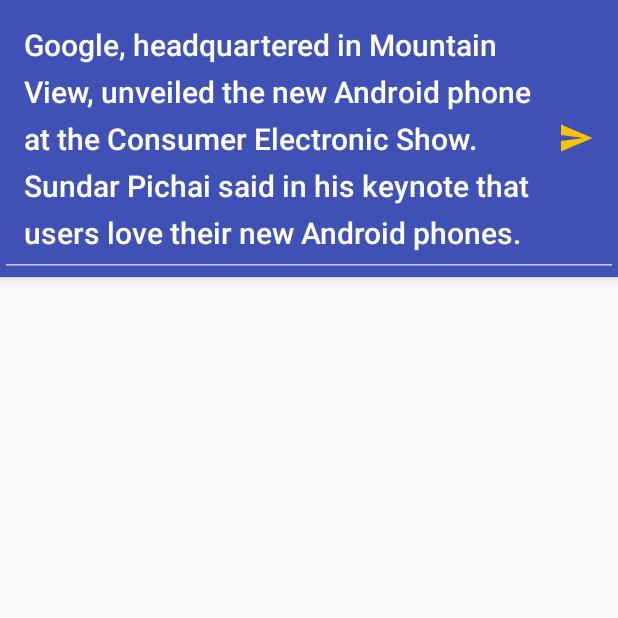
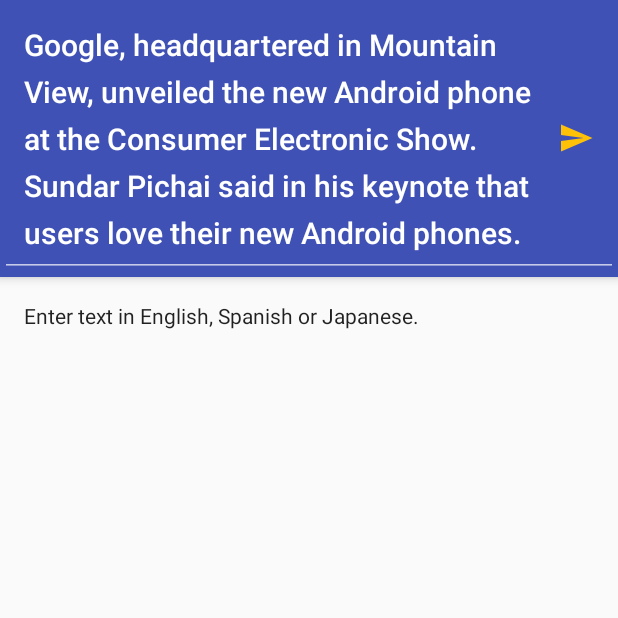
Before and after one commit to GoogleCloudPlatform/android-docs-samples, an Android app: the screen it shows after launch (MainActivity), on a phone screen of 412 x 824 dp, the top half of it. Run offline under Robolectric (Android 15) with nearby library versions, the phone set to English and light mode, and no system bars; our stand-ins replace FlexboxLayout; libraries missing offline, so code that uses them is left out: com.google.api.client, com.google.api.services; 5 statements that could not run were skipped.

Commit message:
Add an introductory message

```diff
--- a/nl/Language/app/src/main/res/layout/activity_main.xml
+++ b/nl/Language/app/src/main/res/layout/activity_main.xml
@@ -80,6 +80,14 @@
         android:layout_height="match_parent"
         app:layout_behavior="@string/appbar_scrolling_view_behavior">
 
+        <TextView
+            android:id="@+id/introduction"
+            android:layout_width="match_parent"
+            android:layout_height="match_parent"
+            android:padding="@dimen/spacing_medium"
+            android:text="@string/introduction"
+            android:textAppearance="@style/TextAppearance.AppCompat.Body1"/>
+
         <LinearLayout
             android:id="@+id/results"
             android:layout_width="match_parent"
--- a/nl/Language/app/src/main/res/values/strings.xml
+++ b/nl/Language/app/src/main/res/values/strings.xml
@@ -24,6 +24,10 @@
         phones.
     </string>
 
+    <string name="introduction">
+        Enter text in English, Spanish or Japanese.
+    </string>
+
     <string-array name="api_names">
         <item>Entities</item>
         <item>Sentiment</item>
```
Also changed, not shown: nl/Language/app/src/main/java/com/google/cloud/android/language/MainActivity.java (+6 -1 lines).
